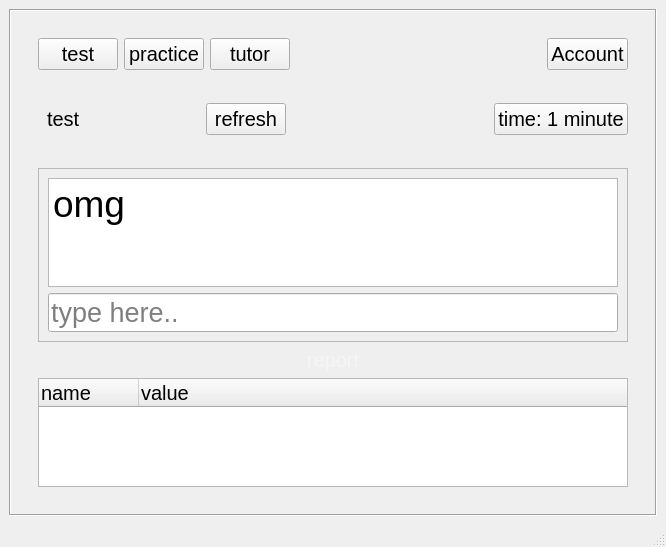
Qt form home.ui (Prakash5209/typing_tutor) before a commit.
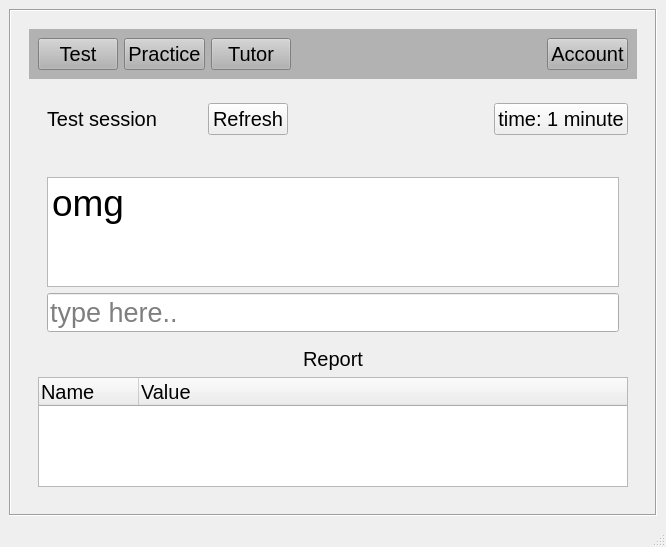
The same form after that commit.

Patch:
```diff
--- a/home.ui
+++ b/home.ui
@@ -93,7 +93,7 @@
               </font>
              </property>
              <property name="styleSheet">
-              <string notr="true"/>
+              <string notr="true">background-color:#B2B2B2;</string>
              </property>
              <property name="frameShape">
               <enum>QFrame::NoFrame</enum>
@@ -113,7 +113,7 @@
                  <string notr="true"/>
                 </property>
                 <property name="text">
-                 <string>test</string>
+                 <string>Test</string>
                 </property>
                 <property name="checkable">
                  <bool>false</bool>
@@ -131,7 +131,7 @@
                  <string notr="true"/>
                 </property>
                 <property name="text">
-                 <string>practice</string>
+                 <string>Practice</string>
                 </property>
                </widget>
               </item>
@@ -147,7 +147,7 @@
 </string>
                 </property>
                 <property name="text">
-                 <string>tutor</string>
+                 <string>Tutor</string>
                 </property>
                </widget>
               </item>
@@ -218,10 +218,10 @@
                   </font>
                  </property>
                  <property name="frameShape">
-                  <enum>QFrame::StyledPanel</enum>
+                  <enum>QFrame::NoFrame</enum>
                  </property>
                  <property name="frameShadow">
-                  <enum>QFrame::Raised</enum>
+                  <enum>QFrame::Plain</enum>
                  </property>
                  <layout class="QVBoxLayout" name="verticalLayout">
                   <item>
@@ -280,10 +280,10 @@
                   </font>
                  </property>
                  <property name="styleSheet">
-                  <string notr="true">color:whitesmoke;</string>
+                  <string notr="true"/>
                  </property>
                  <property name="text">
-                  <string>report</string>
+                  <string>Report</string>
                  </property>
                  <property name="alignment">
                   <set>Qt::AlignCenter</set>
@@ -302,7 +302,7 @@
                  </property>
                  <column>
                   <property name="text">
-                   <string>name</string>
+                   <string>Name</string>
                   </property>
                   <property name="font">
                    <font>
@@ -312,7 +312,7 @@
                  </column>
                  <column>
                   <property name="text">
-                   <string>value</string>
+                   <string>Value</string>
                   </property>
                   <property name="font">
                    <font>
@@ -377,7 +377,7 @@
                     <string notr="true"/>
                    </property>
                    <property name="text">
-                    <string>test</string>
+                    <string>Test session</string>
                    </property>
                   </widget>
                  </item>
@@ -410,7 +410,7 @@
                     <string notr="true"/>
                    </property>
                    <property name="text">
-                    <string>refresh</string>
+                    <string>Refresh</string>
                    </property>
                   </widget>
                  </item>
```
Left out of the diff: 9 changed lines with no effect on the pictures.
